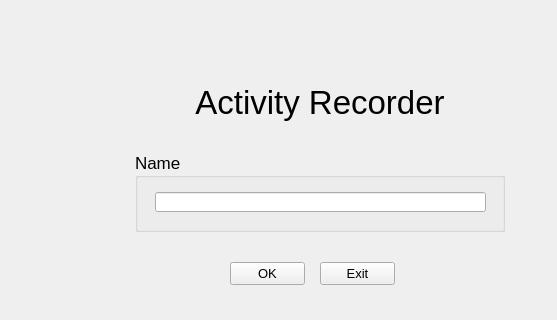
Qt form gui/login.ui (rgsl888/data_collection) before a commit; both pictures show x 0 to 557 and y 88 to 408 of the 640 by 408 pixel window.
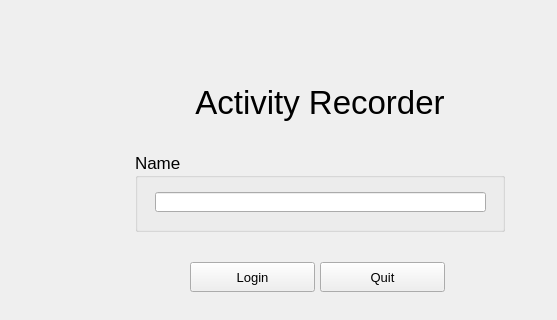
The same form after that commit. Icons and pictures are not drawn.

Diff of the .ui file:
```diff
--- a/gui/login.ui
+++ b/gui/login.ui
@@ -72,10 +72,10 @@
   <widget class="QPushButton" name="okButton">
    <property name="geometry">
     <rect>
-     <x>230</x>
+     <x>190</x>
      <y>350</y>
-     <width>75</width>
-     <height>23</height>
+     <width>125</width>
+     <height>30</height>
     </rect>
    </property>
    <property name="font">
@@ -84,7 +84,7 @@
     </font>
    </property>
    <property name="text">
-    <string>OK</string>
+    <string>Login</string>
    </property>
   </widget>
   <widget class="QPushButton" name="exitButton">
@@ -92,8 +92,8 @@
     <rect>
      <x>320</x>
      <y>350</y>
-     <width>75</width>
-     <height>23</height>
+     <width>125</width>
+     <height>30</height>
     </rect>
    </property>
    <property name="font">
@@ -102,7 +102,7 @@
     </font>
    </property>
    <property name="text">
-    <string>Exit</string>
+    <string>Quit</string>
    </property>
   </widget>
   <widget class="QLabel" name="label_2">
```
Left out of the diff: 4 changed lines with no effect on the pictures.
